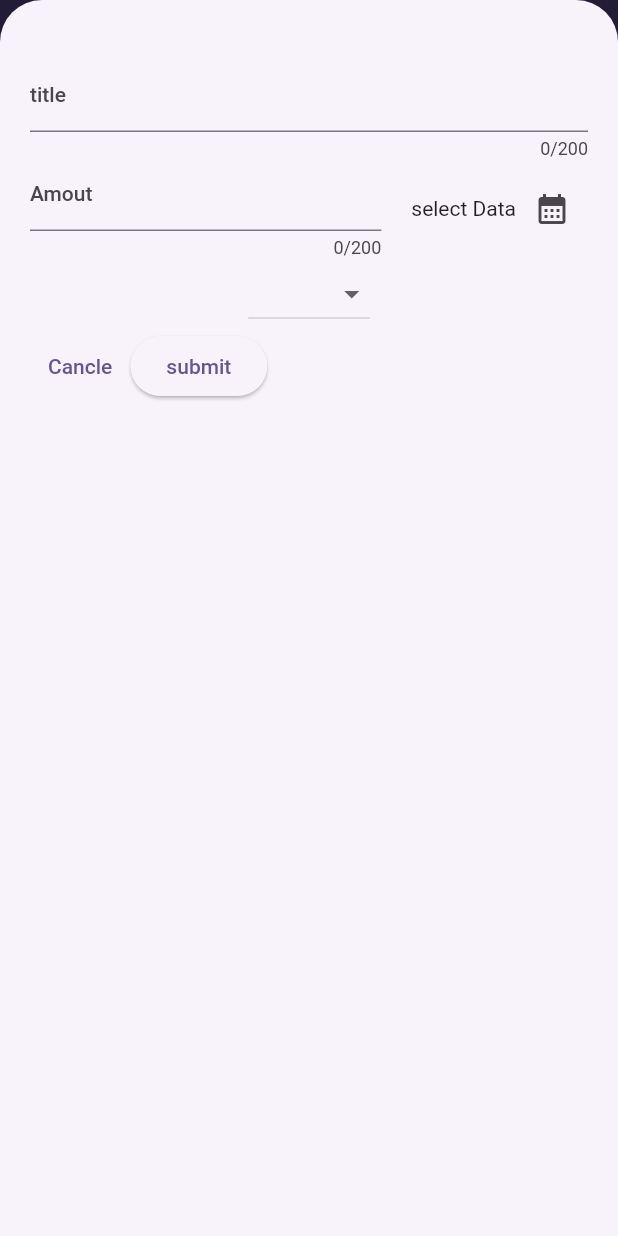
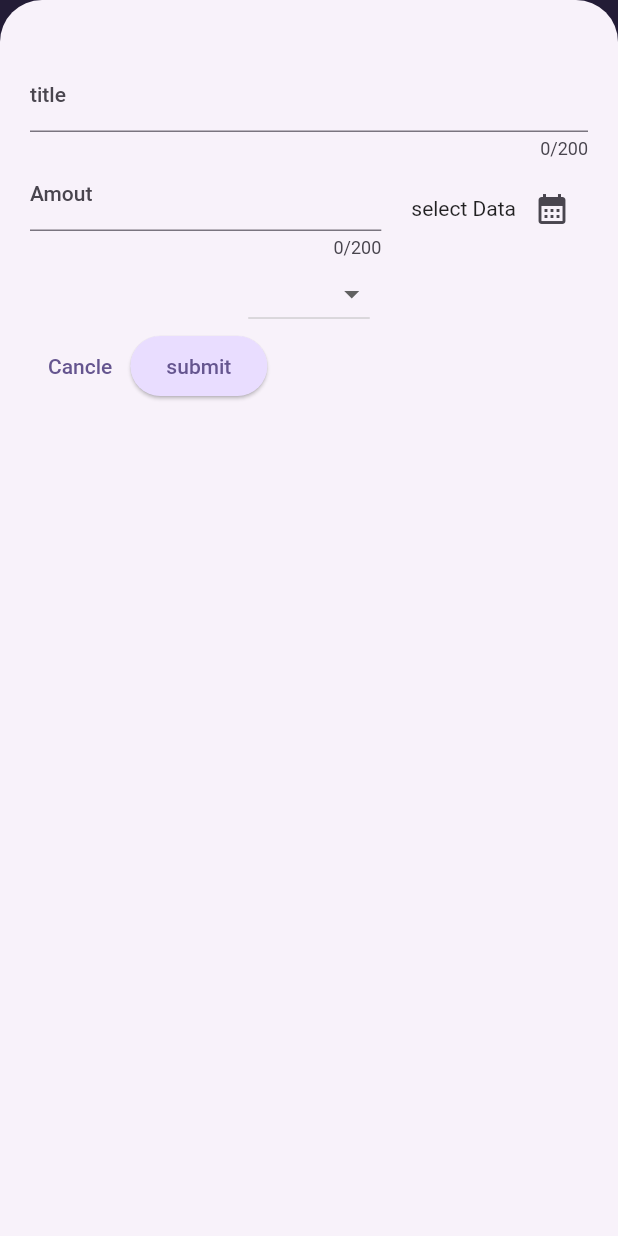
Before and after one commit to jayednahain/Expense-Tracker, a Flutter app: the screen it shows after launch, after a tap on the "add" icon, on a phone screen of 412 x 824 dp. Run offline on Flutter 3.47's test engine with Material 2 defaults, Android fonts, the phone set to English and light mode, and no system bars.

Commit message:
125: complete custion theme added and seperated

```diff
--- /dev/null
+++ b/lib/AppThemeData/CustomTheme.dart
@@ -0,0 +1,42 @@
+import 'package:flutter/material.dart';
+
+var KcolorScheme = ColorScheme.fromSeed(seedColor: Color.fromARGB(255, 96, 59, 181));
+
+ThemeData CustomTheme() {
+  return ThemeData().copyWith(
+    useMaterial3: true,
+    colorScheme: KcolorScheme,
+    appBarTheme: CustomAppBarTheme() ,
+    cardTheme: CustomCardTheme(),
+    elevatedButtonTheme: ElevatedButtonThemeData(
+      style: ElevatedButton.styleFrom(
+        backgroundColor: KcolorScheme.primaryContainer
+      )
+    ),
+    textTheme: ThemeData().textTheme.copyWith(
+      titleLarge: TextStyle(
+        fontWeight: FontWeight.bold,
+        color: KcolorScheme.onSecondaryContainer,
+
+      )
+    ),
+
+  );
+}
+
+AppBarTheme CustomAppBarTheme(){
+  return const AppBarTheme().copyWith(
+    backgroundColor: KcolorScheme.onPrimaryContainer,
+    foregroundColor: KcolorScheme.primaryContainer,
+  );
+}
+
+CardTheme CustomCardTheme(){
+  return const CardTheme().copyWith(
+      color: KcolorScheme.secondaryContainer,
+      margin: const EdgeInsets.symmetric(
+          horizontal: 10,
+          vertical: 5
+      )
+  );
+}
--- a/lib/main.dart
+++ b/lib/main.dart
@@ -1,3 +1,4 @@
+import 'package:expencetracker/AppThemeData/CustomTheme.dart';
 import 'package:flutter/material.dart';
 import 'package:expencetracker/Expenses.dart';
 void main() {
@@ -5,7 +6,6 @@ void main() {
 }
 
 
-var KcolorScheme = ColorScheme.fromSeed(seedColor: Color.fromARGB(255, 96, 59, 181));
 class MyApp extends StatelessWidget {
   const MyApp({super.key});
 
@@ -13,14 +13,7 @@ class MyApp extends StatelessWidget {
   @override
   Widget build(BuildContext context) {
     return MaterialApp(
-      theme: ThemeData().copyWith(
-        useMaterial3: true,
-        colorScheme: KcolorScheme,
-        appBarTheme: AppBarTheme().copyWith(
-          backgroundColor: KcolorScheme.onPrimaryContainer,
-          foregroundColor: KcolorScheme.primaryContainer,
-        )
-      ),
+      theme: CustomTheme(),
       debugShowCheckedModeBanner: false,
       home: Expenses()
     );
```
